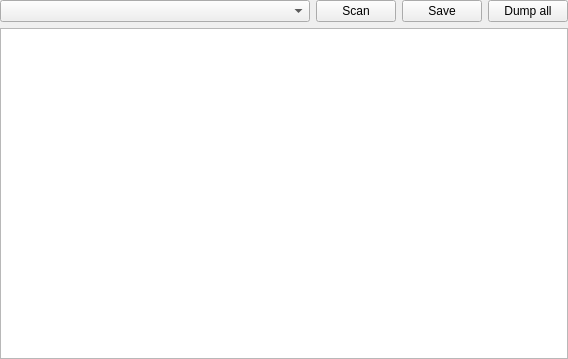
First picture: the form in xextractorwidget.ui, repository horsicq/XExtractorWidget, before the edit.
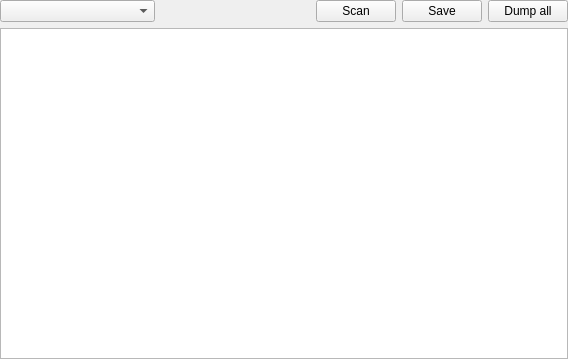
Second picture: the form after the edit.

Diff of the .ui file:
```diff
--- a/xextractorwidget.ui
+++ b/xextractorwidget.ui
@@ -38,6 +38,19 @@
        </property>
       </widget>
      </item>
+     <item>
+      <spacer name="horizontalSpacer">
+       <property name="orientation">
+        <enum>Qt::Horizontal</enum>
+       </property>
+       <property name="sizeHint" stdset="0">
+        <size>
+         <width>40</width>
+         <height>20</height>
+        </size>
+       </property>
+      </spacer>
+     </item>
      <item>
       <widget class="QPushButton" name="pushButtonScan">
        <property name="text">
```
Left out of the diff: 16 changed lines with no effect on the pictures.
